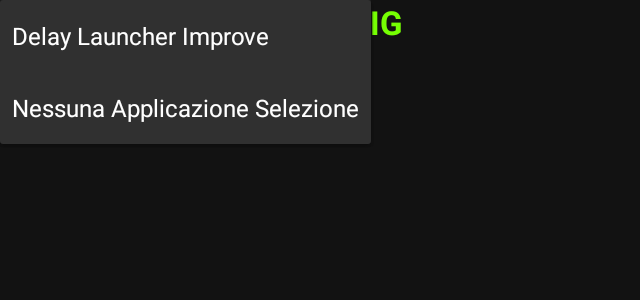
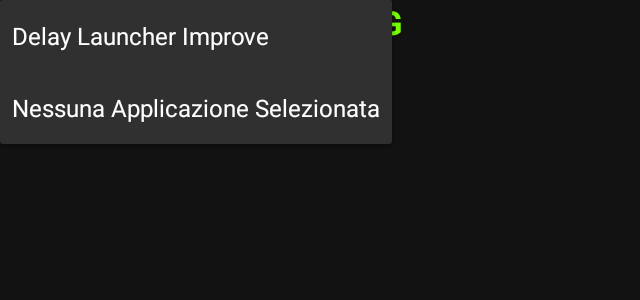
Before and after one commit to relief66/Delay_Launcher_Improve, an Android app: the screen it shows after launch (MainActivity), after a tap on "Delay Launcher Improve", on a phone screen of 824 x 412 dp (held sideways). Shown: the top 300 px of the screen, without its empty margins (0-640 px from the left). Run offline under Robolectric (Android 15) with nearby library versions, the light colour scheme and no system bars.

Commit message:
Refactor MainActivity for improved app selection
Updated app info handling and UI components.

```diff
--- a/app/src/main/java/com/example/delaylauncherimprove/MainActivity.java
+++ b/app/src/main/java/com/example/delaylauncherimprove/MainActivity.java
@@ -5,6 +5,7 @@ import android.content.Intent;
 import android.content.SharedPreferences;
 import android.content.pm.ApplicationInfo;
 import android.content.pm.PackageManager;
+import android.graphics.drawable.Drawable;
 import android.os.Bundle;
 import android.view.View;
 import android.widget.AdapterView;
@@ -27,7 +28,7 @@ public class MainActivity extends AppCompatActivity {
     private Button btnMinus, btnPlus;
 
     private SharedPreferences prefs;
-    private int currentDelay = 20; // Valore di default iniziale
+    private int currentDelay = 20;
     private List<AppInfo> installedApps = new ArrayList<>();
 
     @Override
@@ -38,7 +39,6 @@ public class MainActivity extends AppCompatActivity {
         prefs = getSharedPreferences("DelayLauncherPrefs", Context.MODE_PRIVATE);
         currentDelay = prefs.getInt("delay_seconds", 20);
 
-        // Inizializzazione componenti grafiche
         spinnerApp1 = findViewById(R.id.spinner_app1);
         spinnerApp2 = findViewById(R.id.spinner_app2);
         spinnerLauncher = findViewById(R.id.spinner_launcher);
@@ -49,15 +49,12 @@ public class MainActivity extends AppCompatActivity {
 
         tvDelayValue.setText(String.valueOf(currentDelay));
 
-        // Caricamento delle app installate sul box
         recuperaApplicazioniInstallate();
 
-        // Configurazione degli Spinner
         configuraSpinner(spinnerApp1, "app1_package");
         configuraSpinner(spinnerApp2, "app2_package");
         configuraSpinner(spinnerLauncher, "launcher_package");
 
-        // Gestione Click per decrementare il Delay (Freno di sicurezza a 3 secondi minimo)
         btnMinus.setOnClickListener(v -> {
             if (currentDelay > 3) {
                 currentDelay--;
@@ -69,7 +66,6 @@ public class MainActivity extends AppCompatActivity {
             }
         });
 
-        // Gestione Click per incrementare il Delay
         btnPlus.setOnClickListener(v -> {
             currentDelay++;
             tvDelayValue.setText(String.valueOf(currentDelay));
@@ -85,18 +81,17 @@ public class MainActivity extends AppCompatActivity {
         List<ApplicationInfo> apps = pm.getInstalledApplications(PackageManager.GET_META_DATA);
 
         installedApps.clear();
-        // Opzione di default per lasciare lo slot vuoto
-        installedApps.add(new AppInfo("Nessuna Applicazione Selezione", ""));
+        // Slot vuoto usando il costruttore senza icona
+        installedApps.add(new AppInfo("Nessuna Applicazione Selezionata", ""));
 
         for (ApplicationInfo app : apps) {
-            // Filtriamo solo le app che l'utente può effettivamente lanciare (hanno un'activity di lancio)
             if (pm.getLaunchIntentForPackage(app.packageName) != null) {
                 String nomeLabel = app.loadLabel(pm).toString();
-                installedApps.add(new AppInfo(nomeLabel, app.packageName));
+                Drawable iconaApp = app.loadIcon(pm); // Recupera l'icona reale dell'app
+                installedApps.add(new AppInfo(nomeLabel, app.packageName, iconaApp));
             }
         }
 
-        // Ordina le applicazioni alfabeticamente per facilitare la scelta nel box
         Collections.sort(installedApps, (a, b) -> a.getLabel().compareToIgnoreCase(b.getLabel()));
     }
 
@@ -110,7 +105,6 @@ public class MainActivity extends AppCompatActivity {
         adapter.setDropDownViewResource(android.R.layout.simple_spinner_dropdown_item);
         spinner.setAdapter(adapter);
 
-        // Seleziona l'app precedentemente salvata se esiste
         String savedPkg = prefs.getString(prefKey, "");
         if (!savedPkg.isEmpty()) {
             for (int i = 0; i < installedApps.size(); i++) {
@@ -121,7 +115,6 @@ public class MainActivity extends AppCompatActivity {
             }
         }
 
-        // Listener per salvare istantaneamente la scelta nello storage del box
         spinner.setOnItemSelectedListener(new AdapterView.OnItemSelectedListener() {
             @Override
             public void onItemSelected(AdapterView<?> parent, View view, int position, long id) {
```
